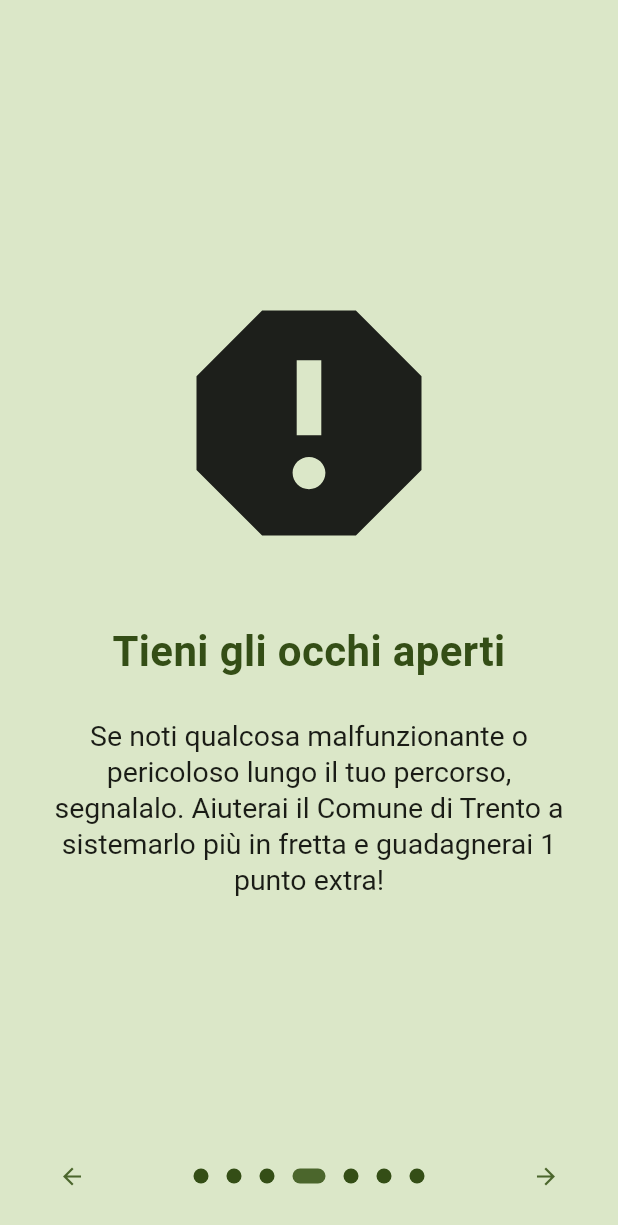
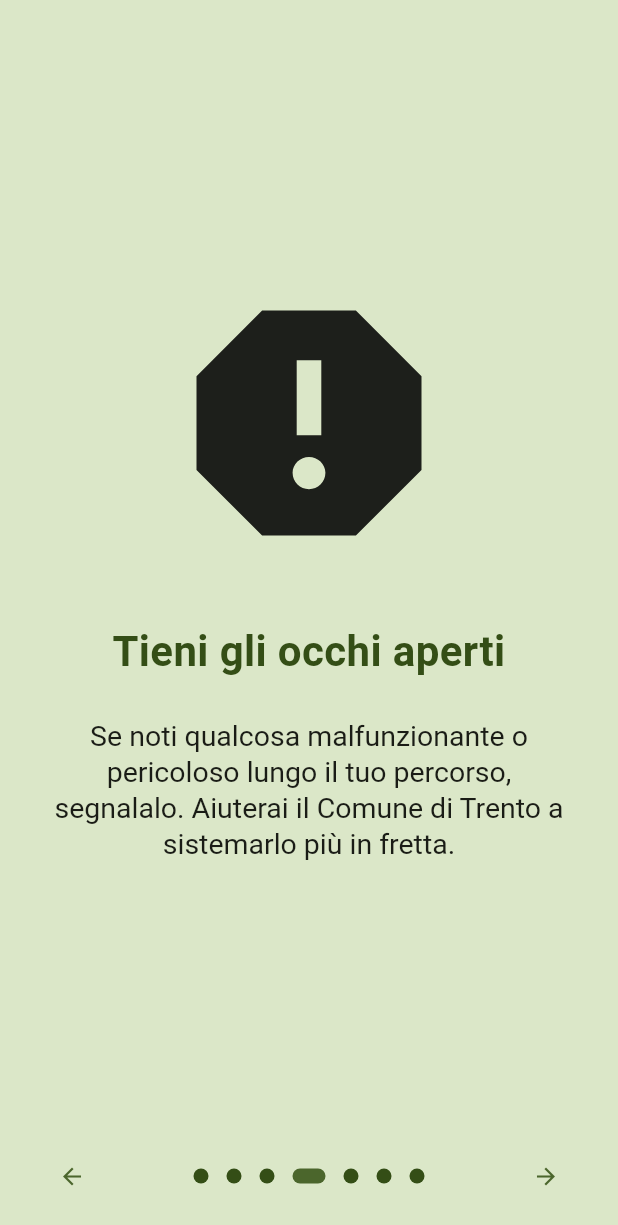
Before and after one commit to aleiepure/WalkAware, a Flutter app: the screen it shows after launch, swiped to page 4, on a phone screen of 412 x 824 dp. Shown: the top 1225 px of the screen. Run offline on Flutter 3.47's test engine with Material 3 defaults, Android fonts, the phone set to English and light mode, and no system bars; drawn by our look-alikes of introduction_screen; our stand-ins replace cached_network_image, date_field, dio, geolocator, image_picker, material_symbols_icons and 3 more; missing offline and left inert: android_intent_plus, crypt, dart_jsonwebtoken, flutter_activity_recognition, image_picker_platform_interface, mapbox_maps_flutter and 1 more; accounts and stored records are empty.

```diff
--- a/frontend/mobile/lib/pages/coupon_details_page.dart
+++ b/frontend/mobile/lib/pages/coupon_details_page.dart
@@ -92,7 +92,7 @@ class CouponDetailsPage extends StatelessWidget {
                     Padding(
                       padding: const EdgeInsets.all(16.0),
                       child: QrImageView(
-                        data: '$_frontendBaseUrl/valida?premioId=${coupon.id}',
+                        data: '$_frontendBaseUrl/valida_buono?buono=${coupon.id}',
                         version: QrVersions.auto,
                         size: 192,
                       ),
--- a/frontend/mobile/lib/pages/onboarding.dart
+++ b/frontend/mobile/lib/pages/onboarding.dart
@@ -143,7 +143,7 @@ class _OnboardingPageState extends State<OnboardingPage> {
       pages: [
         PageViewModel(
           title: "Ciao!",
-          body: "Benvenuto in WalkAware Trento, l'app che ti premia quando sei in giro per la città di Trento.",
+          body: "Benvenuto/a in WalkAware Trento, l'app che ti premia quando sei in giro per la città di Trento.",
           decoration: pageDecoration,
           image: const Icon(Icons.waving_hand, size: 200),
         ),
@@ -164,7 +164,7 @@ class _OnboardingPageState extends State<OnboardingPage> {
         PageViewModel(
           title: "Tieni gli occhi aperti",
           body:
-              "Se noti qualcosa malfunzionante o pericoloso lungo il tuo percorso, segnalalo. Aiuterai il Comune di Trento a sistemarlo più in fretta e guadagnerai 1 punto extra!",
+              "Se noti qualcosa malfunzionante o pericoloso lungo il tuo percorso, segnalalo. Aiuterai il Comune di Trento a sistemarlo più in fretta.",
           decoration: pageDecoration,
           image: const Icon(Icons.report, size: 200),
         ),
```
Also changed, not shown: frontend/mobile/lib/pages/register_page.dart (+12 -12 lines).
